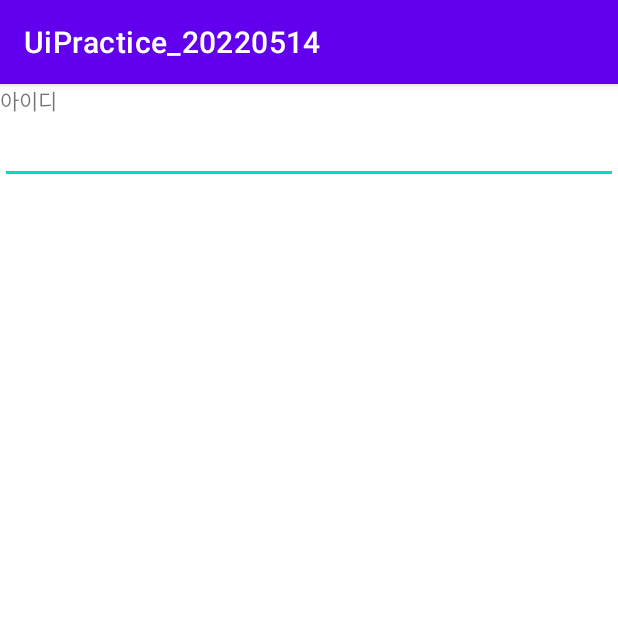
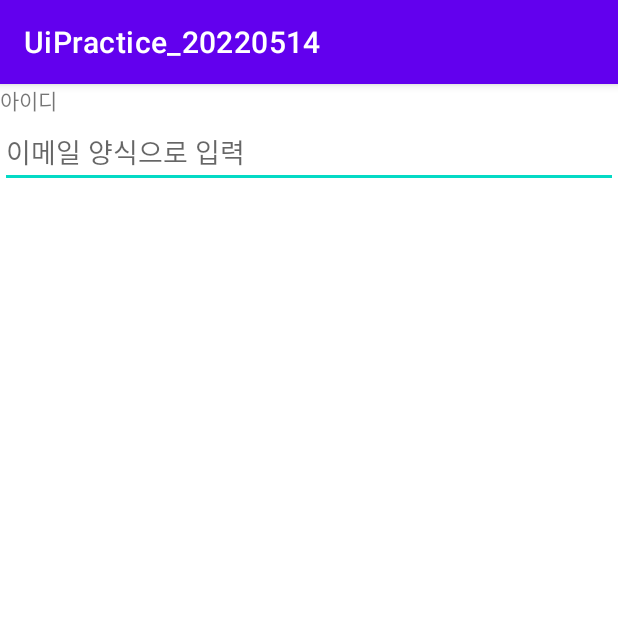
Before and after one commit to Creative-MooHan/UiPractice_20220514, an Android app: the screen it shows after launch (MainActivity), on a phone screen of 412 x 824 dp, the top half of it. Run offline under Robolectric (Android 15) with nearby library versions, the phone set to English and light mode, and no system bars.

Commit message:
hint 속성, inputType 속성 체험

```diff
--- a/app/src/main/res/layout/activity_main.xml
+++ b/app/src/main/res/layout/activity_main.xml
@@ -14,7 +14,11 @@
 
     <EditText
         android:layout_width="match_parent"
-        android:layout_height="wrap_content"/>
+        android:layout_height="wrap_content"
+        android:hint="이메일 양식으로 입력"
+        android:inputType="textEmailAddress"
+
+        />
 
 
 
```
